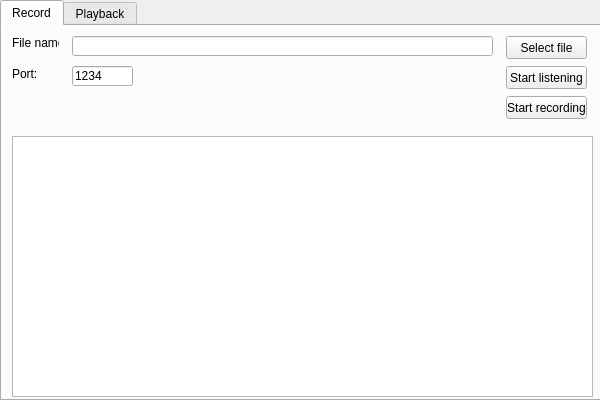
The window that AsterixRecorder.ui (op07n/AsterixRecorder) describes before a commit, drawn with Qt 5.
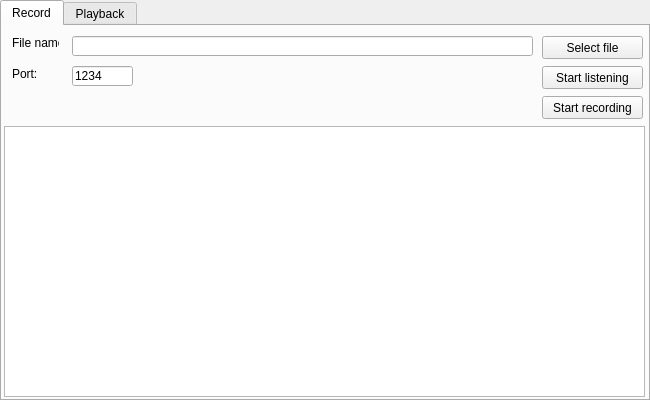
The same window after the commit.

What changed in the file:
```diff
--- a/AsterixRecorder.ui
+++ b/AsterixRecorder.ui
@@ -6,7 +6,7 @@
    <rect>
     <x>0</x>
     <y>0</y>
-    <width>600</width>
+    <width>650</width>
     <height>400</height>
    </rect>
   </property>
@@ -18,13 +18,13 @@
   </property>
   <property name="minimumSize">
    <size>
-    <width>600</width>
+    <width>650</width>
     <height>400</height>
    </size>
   </property>
   <property name="maximumSize">
    <size>
-    <width>600</width>
+    <width>650</width>
     <height>400</height>
    </size>
   </property>
@@ -37,7 +37,7 @@
      <rect>
       <x>0</x>
       <y>0</y>
-      <width>601</width>
+      <width>650</width>
       <height>401</height>
      </rect>
     </property>
@@ -59,7 +59,7 @@
        <rect>
         <x>70</x>
         <y>10</y>
-        <width>421</width>
+        <width>461</width>
         <height>20</height>
        </rect>
       </property>
@@ -80,9 +80,9 @@
      <widget class="QPushButton" name="BtnSelRecFile">
       <property name="geometry">
        <rect>
-        <x>504</x>
+        <x>540</x>
         <y>10</y>
-        <width>81</width>
+        <width>101</width>
         <height>23</height>
        </rect>
       </property>
@@ -125,10 +125,10 @@
      <widget class="QPlainTextEdit" name="plainTextEdit">
       <property name="geometry">
        <rect>
-        <x>10</x>
-        <y>110</y>
-        <width>581</width>
-        <height>261</height>
+        <x>2</x>
+        <y>100</y>
+        <width>641</width>
+        <height>271</height>
        </rect>
       </property>
       <property name="readOnly">
@@ -138,9 +138,9 @@
      <widget class="QPushButton" name="BtnListen">
       <property name="geometry">
        <rect>
-        <x>504</x>
+        <x>540</x>
         <y>40</y>
-        <width>81</width>
+        <width>101</width>
         <height>23</height>
        </rect>
       </property>
@@ -151,9 +151,9 @@
      <widget class="QPushButton" name="BtnRecord">
       <property name="geometry">
        <rect>
-        <x>504</x>
+        <x>540</x>
         <y>70</y>
-        <width>81</width>
+        <width>101</width>
         <height>23</height>
        </rect>
       </property>
```
